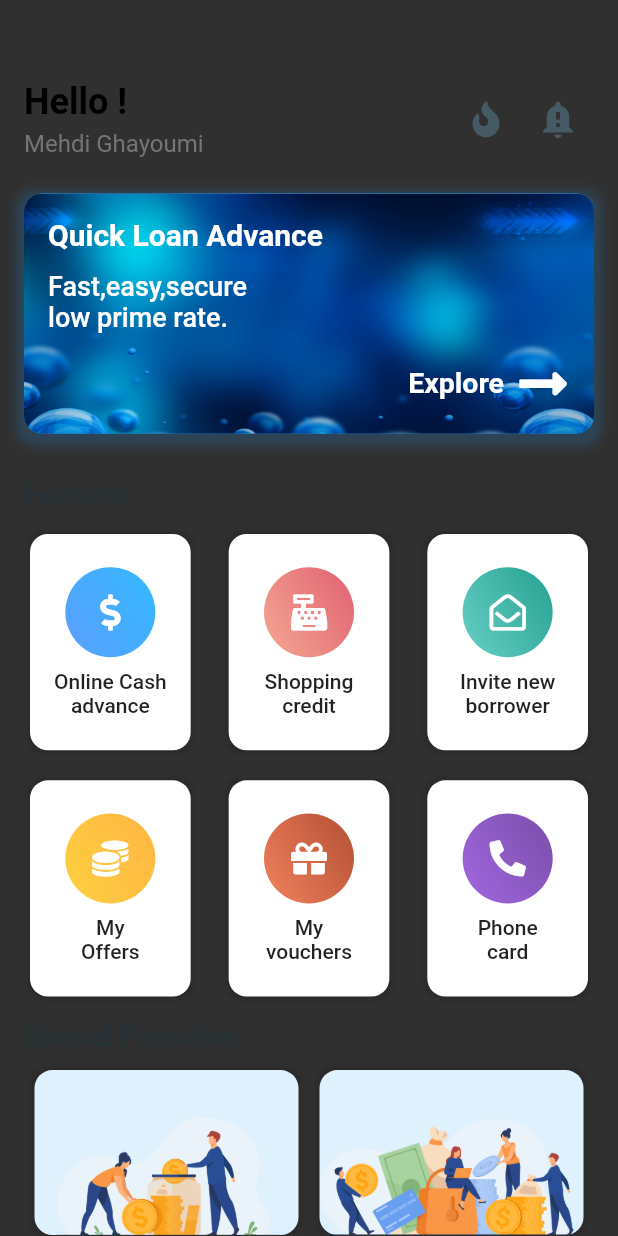
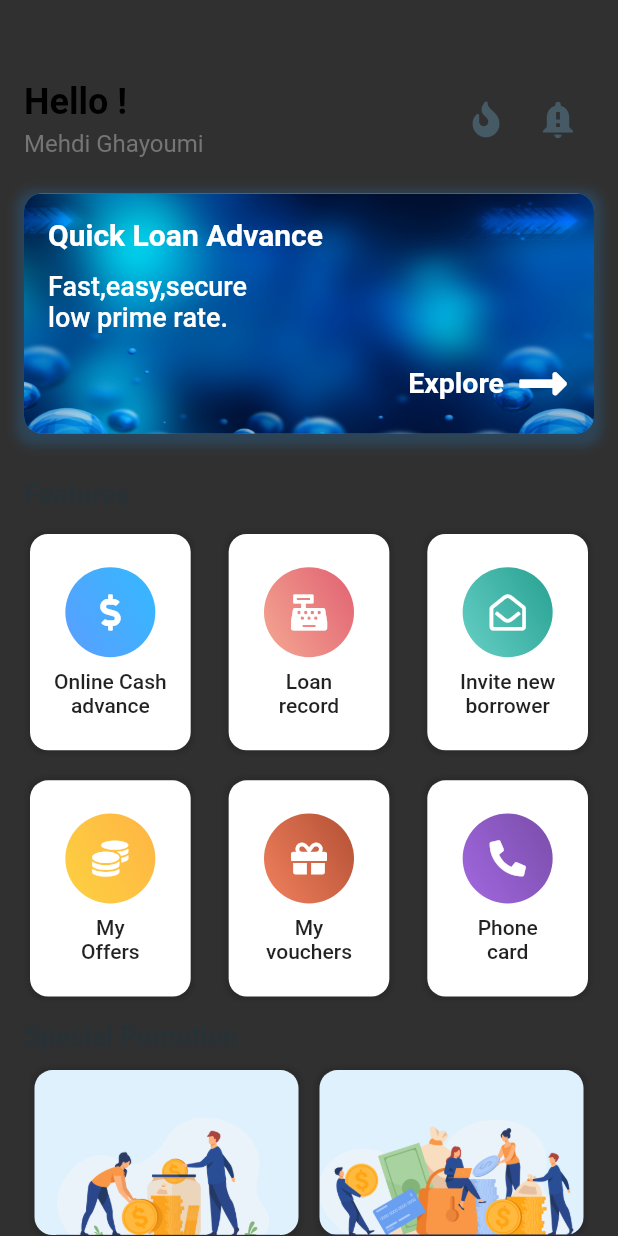
Before and after one commit to Godslovelee/LoanAppConcept, a Flutter app: the MyHomePage screen opened directly, on a phone screen of 412 x 824 dp. Run offline on Flutter 3.47's test engine with Material 2 defaults, Android fonts, the phone set to English and light mode, and no system bars; our stand-ins replace firebase_auth, font_awesome_flutter, google_fonts; accounts and stored records are empty.

```diff
--- a/lib/screens/loan_screen.dart
+++ b/lib/screens/loan_screen.dart
@@ -71,9 +71,10 @@ class _MyHomePageState extends State<MyHomePage> {
               mainAxisAlignment: MainAxisAlignment.spaceBetween,
               crossAxisAlignment: CrossAxisAlignment.center,
               children: <Widget>[
+                //using the _menuItem created function
                 _menuItem('Online Cash\nadvance', FontAwesomeIcons.dollarSign,
                     blueGradient),
-                _menuItem('Shopping\ncredit', FontAwesomeIcons.cashRegister,
+                _menuItem('Loan\nrecord', FontAwesomeIcons.cashRegister,
                     darkRedGradient),
                 _menuItem('Invite new\nborrower', FontAwesomeIcons.envelopeOpen,
                     tealGradient),
@@ -144,6 +145,8 @@ class _MyHomePageState extends State<MyHomePage> {
     );
   }
 
+
+  //initialing arguments for menuItems to be used across the widget tree
   _menuItem(String title, IconData iconData, LinearGradient gradient) {
     return Container(
       height: MediaQuery.of(context).size.width * 0.35,
@@ -177,6 +180,7 @@ class _MyHomePageState extends State<MyHomePage> {
           ),
           SizedBox(height: 8),
           Text(
+
             title,
             style: TextStyle(
               fontSize: 14,
```
